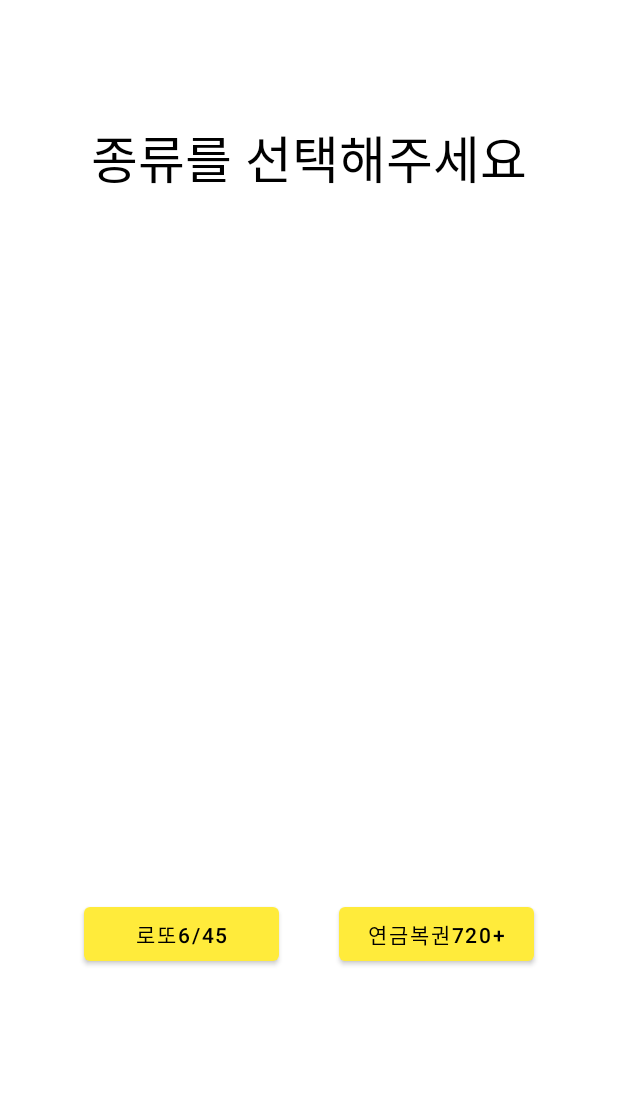
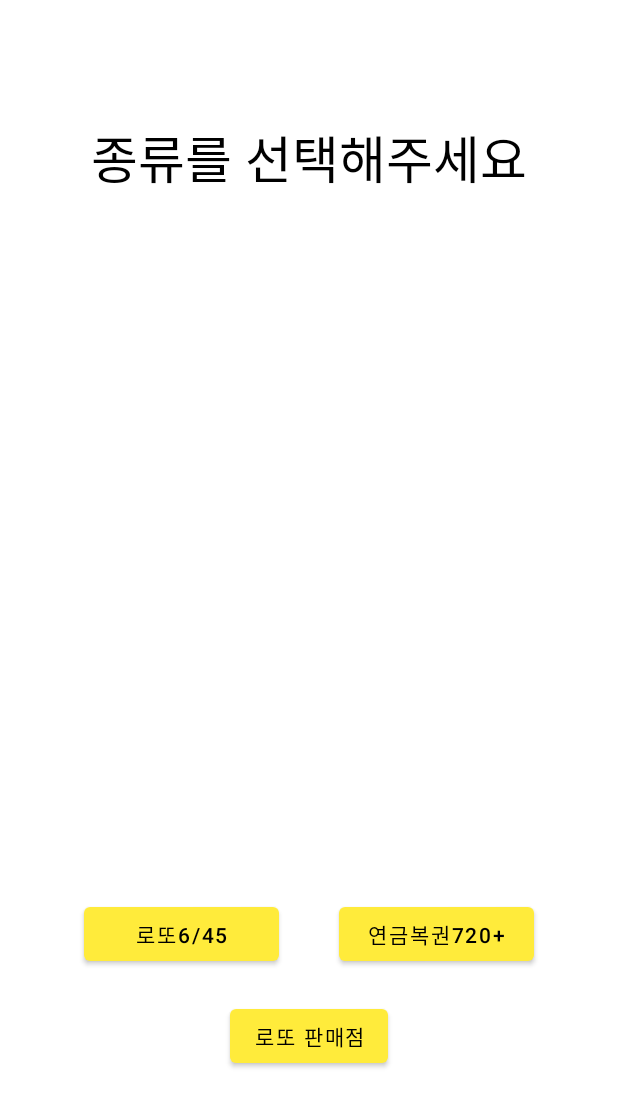
Before and after one commit to jiwonHub/MyLotto, an Android app: the screen it shows after launch (IntroActivity), on a phone screen of 412 x 824 dp. Shown: the top 1107 px of the screen. Run offline under Robolectric (Android 15) with nearby library versions, the phone set to English and light mode, and no system bars.

```diff
--- a/app/src/main/AndroidManifest.xml
+++ b/app/src/main/AndroidManifest.xml
@@ -1,6 +1,8 @@
 <?xml version="1.0" encoding="utf-8"?>
 <manifest xmlns:android="http://schemas.android.com/apk/res/android"
     xmlns:tools="http://schemas.android.com/tools">
+
+    <uses-permission android:name="android.permission.INTERNET"/>
 
     <application
         android:allowBackup="true"
@@ -11,7 +13,8 @@
         android:roundIcon="@mipmap/ic_launcher_round"
         android:supportsRtl="true"
         android:theme="@style/Theme.Lotto"
-        tools:targetApi="31">
+        tools:targetApi="31"
+        android:usesCleartextTraffic="true">
         <activity
             android:name=".PensionActivity"
             android:exported="false">
@@ -46,6 +49,7 @@
                 android:name="android.app.lib_name"
                 android:value="" />
         </activity>
+        <activity android:name=".Ui.WebViewActivity"/>
     </application>
 
 </manifest>
--- a/app/src/main/java/com/example/lotto/IntroActivity.kt
+++ b/app/src/main/java/com/example/lotto/IntroActivity.kt
@@ -8,6 +8,7 @@ import androidx.lifecycle.ViewModelProvider
 import com.example.lotto.Ui.LottoActivity
 import com.example.lotto.Ui.LottoViewModel
 import com.example.lotto.Ui.PensionActivity
+import com.example.lotto.Ui.WebViewActivity
 import com.example.lotto.databinding.ActivityIntroBinding
 
 
@@ -28,5 +29,10 @@ class IntroActivity : AppCompatActivity() {
             startActivity(intent)
         }
 
+        binding.webViewButton.setOnClickListener {
+            val intent = Intent(this, WebViewActivity::class.java)
+            startActivity(intent)
+        }
+
     }
 }
--- a/app/src/main/res/layout/activity_intro.xml
+++ b/app/src/main/res/layout/activity_intro.xml
@@ -7,7 +7,6 @@
     tools:context=".IntroActivity">
 
     <Button
-        android:textColor="@color/textColor"
         android:id="@+id/button_lotto"
         android:layout_width="130dp"
         android:layout_height="wrap_content"
@@ -15,12 +14,12 @@
         android:layout_marginEnd="20dp"
         android:layout_marginBottom="177dp"
         android:text="@string/_6_45"
+        android:textColor="@color/textColor"
         app:layout_constraintBottom_toBottomOf="parent"
         app:layout_constraintEnd_toStartOf="@+id/button_pension"
         app:layout_constraintStart_toStartOf="parent" />
 
     <Button
-        android:textColor="@color/textColor"
         android:id="@+id/button_pension"
         android:layout_width="130dp"
         android:layout_height="wrap_content"
@@ -28,9 +27,21 @@
         android:layout_marginEnd="60dp"
         android:layout_marginBottom="177dp"
         android:text="@string/_720"
+        android:textColor="@color/textColor"
         app:layout_constraintBottom_toBottomOf="parent"
         app:layout_constraintEnd_toEndOf="parent"
         app:layout_constraintStart_toEndOf="@+id/button_lotto" />
+
+    <Button
+        android:id="@+id/webViewButton"
+        android:layout_width="wrap_content"
+        android:layout_height="wrap_content"
+        android:text="로또 판매점"
+        app:layout_constraintEnd_toEndOf="parent"
+        app:layout_constraintStart_toStartOf="parent"
+        app:layout_constraintTop_toBottomOf="@+id/button_lotto"
+        android:textColor="@color/black"
+        android:layout_marginTop="20dp"/>
 
     <TextView
         android:id="@+id/textView2"
```
Also changed, not shown: app/src/main/java/com/example/lotto/Ui/WebViewActivity.kt (added, +34 -0 lines), app/src/main/res/layout/activity_webview.xml (added, +16 -0 lines).
